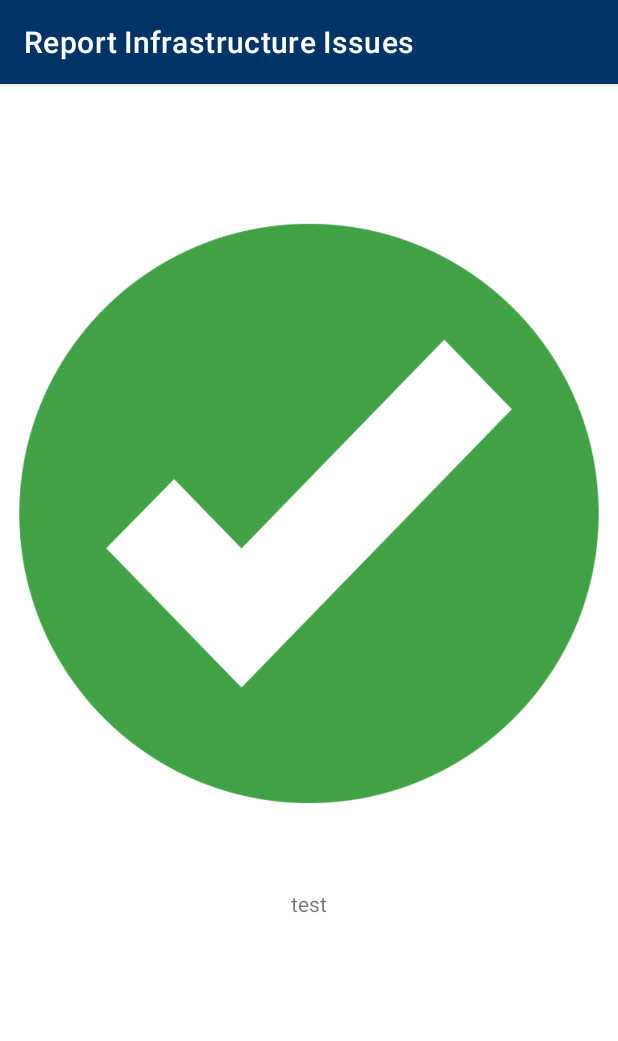
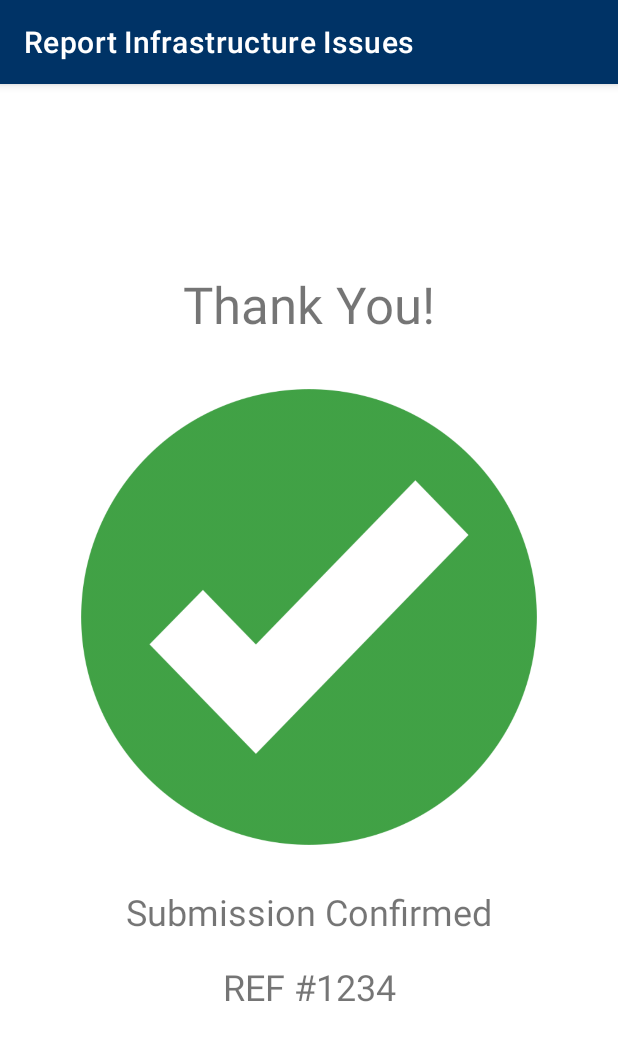
Before and after one commit to AodanHardy/Group11Project, an Android app: the SubmissionConfirmedSplashScreen screen opened directly, with no data from a screen before it, on a phone screen of 412 x 824 dp. Shown: the top 1041 px of the screen. Run offline under Robolectric (Android 15) with nearby library versions, the phone set to English and light mode, and no system bars; Roboto replaces fonts that are not available here.

Commit message:
updated SubmissionConfirmedSplashScreen design

```diff
--- a/app/src/main/java/com/example/group11project/SubmissionConfirmedSplashScreen.java
+++ b/app/src/main/java/com/example/group11project/SubmissionConfirmedSplashScreen.java
@@ -18,12 +18,6 @@ public class SubmissionConfirmedSplashScreen extends AppCompatActivity {
         super.onCreate(savedInstanceState);
         setContentView(R.layout.activity_submission_confirmed_splash_screen);
 
-
-
-
-        reference = findViewById(R.id.txtSplashScreenReference);
-        reference.setText("test");
-
         new Handler(Looper.getMainLooper()).postDelayed(new Runnable() {
             @Override
             public void run() {
@@ -32,6 +26,5 @@ public class SubmissionConfirmedSplashScreen extends AppCompatActivity {
             }
         }, 3000);
 
-
     }
 }
--- a/app/src/main/res/layout/activity_submission_confirmed_splash_screen.xml
+++ b/app/src/main/res/layout/activity_submission_confirmed_splash_screen.xml
@@ -6,22 +6,57 @@
     android:layout_height="match_parent"
     tools:context=".SubmissionConfirmedSplashScreen">
 
+    <TextView
+        android:id="@+id/textView3"
+        android:layout_width="wrap_content"
+        android:layout_height="wrap_content"
+        android:layout_marginBottom="150dp"
+        android:foregroundTint="#000000"
+        android:text="REF #1234"
+        android:textSize="24sp"
+        app:layout_constraintBottom_toBottomOf="parent"
+        app:layout_constraintEnd_toEndOf="parent"
+        app:layout_constraintStart_toStartOf="parent"
+        app:layout_constraintTop_toBottomOf="@+id/textView2" />
+
+    <TextView
+        android:id="@+id/textView2"
+        android:layout_width="wrap_content"
+        android:layout_height="wrap_content"
+        android:layout_marginStart="40dp"
+        android:layout_marginBottom="17dp"
+        android:foregroundTint="#000000"
+        android:text="Submission Confirmed"
+        android:textSize="24sp"
+        app:layout_constraintBottom_toTopOf="@+id/textView3"
+        app:layout_constraintStart_toStartOf="@+id/imageView7"
+        app:layout_constraintTop_toBottomOf="@+id/imageView7" />
+
     <ImageView
         android:id="@+id/imageView7"
-        android:layout_width="wrap_content"
-        android:layout_height="wrap_content"
-        android:layout_marginBottom="98dp"
-        app:layout_constraintBottom_toBottomOf="parent"
+        android:layout_width="0dp"
+        android:layout_height="0dp"
+        android:layout_marginStart="44dp"
+        android:layout_marginEnd="44dp"
+        android:layout_marginBottom="16dp"
+        app:layout_constraintBottom_toTopOf="@+id/textView2"
+        app:layout_constraintEnd_toEndOf="parent"
         app:layout_constraintStart_toStartOf="parent"
+        app:layout_constraintTop_toBottomOf="@+id/textView"
         app:srcCompat="@drawable/greentick" />
 
     <TextView
-        android:id="@+id/txtSplashScreenReference"
+        android:id="@+id/textView"
         android:layout_width="wrap_content"
         android:layout_height="wrap_content"
-        android:layout_marginBottom="114dp"
-        android:text="Default"
-        app:layout_constraintBottom_toBottomOf="@+id/imageView7"
+        android:layout_marginTop="124dp"
+        android:layout_marginBottom="22dp"
+        android:foregroundTint="#000000"
+        android:text="Thank You!"
+        android:textSize="34sp"
+        app:layout_constraintBottom_toTopOf="@+id/imageView7"
         app:layout_constraintEnd_toEndOf="parent"
-        app:layout_constraintStart_toStartOf="parent" />
+        app:layout_constraintStart_toStartOf="parent"
+        app:layout_constraintTop_toTopOf="parent" />
+
 </androidx.constraintlayout.widget.ConstraintLayout>
```
